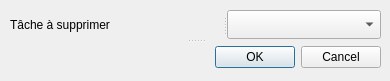
Before: the Qt Designer form Application/InterfaceGraphique/supprimerTacheWindows.ui in Erzrael/LO21, drawn with Qt 5.
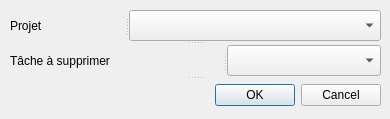
After: the same form once the commit is applied.

Commit message: Ajout de suppression tache et projet

What changed in the file:
```diff
--- a/Application/InterfaceGraphique/supprimerTacheWindows.ui
+++ b/Application/InterfaceGraphique/supprimerTacheWindows.ui
@@ -7,24 +7,35 @@
     <x>0</x>
     <y>0</y>
     <width>390</width>
-    <height>81</height>
+    <height>119</height>
    </rect>
   </property>
   <property name="windowTitle">
    <string>Supprimer une Tâche</string>
   </property>
-  <widget class="QSplitter" name="splitter_2">
+  <widget class="QSplitter" name="splitter_3">
    <property name="geometry">
     <rect>
      <x>10</x>
      <y>10</y>
      <width>371</width>
-     <height>61</height>
+     <height>101</height>
     </rect>
    </property>
    <property name="orientation">
     <enum>Qt::Vertical</enum>
    </property>
+   <widget class="QSplitter" name="splitter_2">
+    <property name="orientation">
+     <enum>Qt::Horizontal</enum>
+    </property>
+    <widget class="QLabel" name="Projet_Lab">
+     <property name="text">
+      <string>Projet</string>
+     </property>
+    </widget>
+    <widget class="QComboBox" name="Projet_Box"/>
+   </widget>
    <widget class="QSplitter" name="splitter">
     <property name="orientation">
      <enum>Qt::Horizontal</enum>
```
The commit also changes 10 other files.
